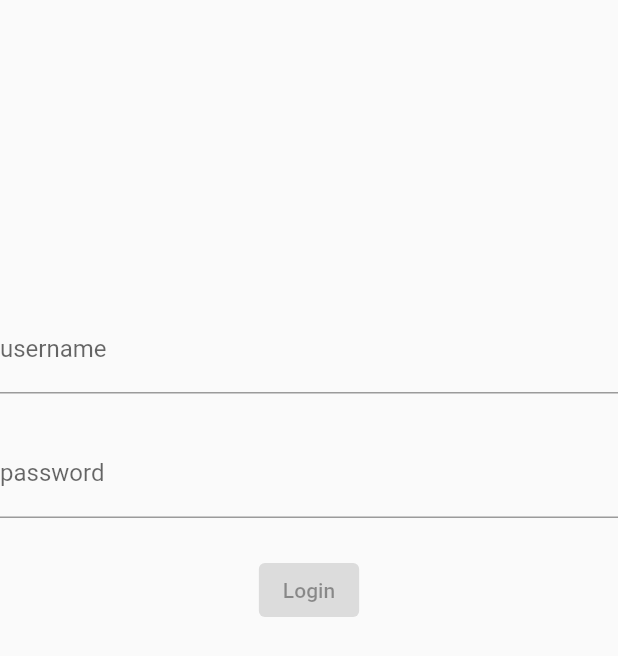
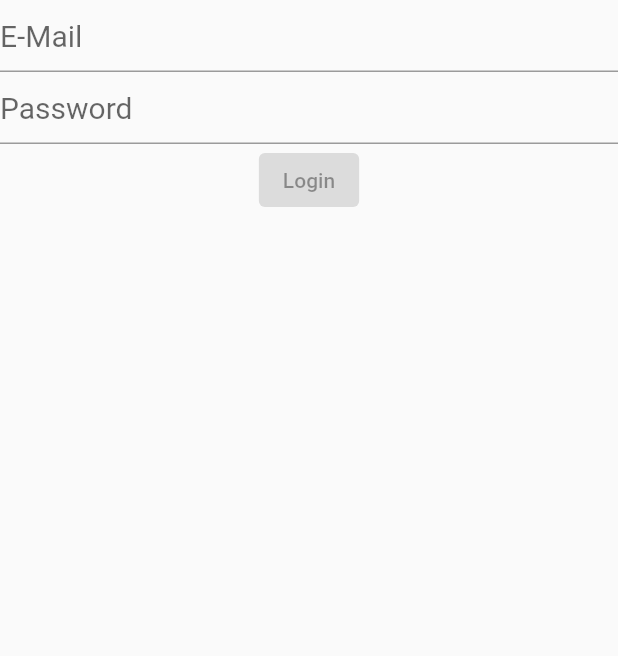
Before and after one commit to CPMoviePHil/wanin_interview_login, a Flutter app: the screen it shows after launch, on a phone screen of 412 x 824 dp. Shown: the top 656 px of the screen. Run offline on Flutter 3.47's test engine with Material 2 defaults, Android fonts, the phone set to English and light mode, and no system bars; our stand-ins replace bloc, equatable, flutter_bloc, formz, logger; accounts and stored records are empty.

Commit message:
微調整登入頁面

```diff
--- a/lib/l10n/intl_en.arb
+++ b/lib/l10n/intl_en.arb
@@ -1,5 +1,8 @@
 {
   "loginPageTitle": "Log In",
   "email": "E-Mail",
-  "password": "Password"
+  "invalidEmail": "Invalid E-Mail",
+  "password": "Password",
+  "invalidPassword": "Invalid Password",
+  "authenticationFailure": "Authentication Failure"
 }
--- a/lib/l10n/intl_zh_TW.arb
+++ b/lib/l10n/intl_zh_TW.arb
@@ -1,5 +1,8 @@
 {
   "loginPageTitle": "登入",
   "email": "電子信箱",
-  "password": "密碼"
+  "invalidEmail": "信箱格式錯誤",
+  "password": "密碼",
+  "invalidPassword": "密碼錯誤",
+  "authenticationFailure": "認證失敗"
 }
--- a/lib/screens/login.dart
+++ b/lib/screens/login.dart
@@ -15,6 +15,7 @@ class LoginPage extends StatelessWidget {
       builder: (_) => const LoginPage(),
     );
   }
+
   @override
   Widget build(BuildContext context) {
     return Scaffold(
--- a/lib/screens/not_found.dart
+++ b/lib/screens/not_found.dart
@@ -1,4 +1,3 @@
-import 'package:flutter/cupertino.dart';
 import 'package:flutter/material.dart';
 
 class NotFoundPage extends StatelessWidget {
--- a/lib/templates/login_form.dart
+++ b/lib/templates/login_form.dart
@@ -2,74 +2,69 @@ import 'package:flutter/material.dart';
 import 'package:flutter_bloc/flutter_bloc.dart';
 import 'package:formz/formz.dart';
 import 'package:wanin_interview_login/blocs/blocs.dart';
+import 'package:wanin_interview_login/generated/l10n.dart';
+import 'package:wanin_interview_login/utils/utils.dart';
 
 class LoginForm extends StatelessWidget {
 
-  const LoginForm({Key? key}) : super(key: key);
+  const LoginForm ({
+    Key? key
+  }) : super(key: key);
 
   @override
   Widget build(BuildContext context) {
     return BlocListener<LoginBloc, LoginState>(
       listener: (context, state) {
         if (state.status.isSubmissionFailure) {
-          ScaffoldMessenger.of(context)
-            ..hideCurrentSnackBar()
-            ..showSnackBar(
-              const SnackBar(content: Text('Authentication Failure')),
+          final messenger = SnackBarHelper.init(context: context);
+          messenger.showSnackBar(
+            message: S.of(context).authenticationFailure,
           );
         }
       },
-      child: Align(
-        alignment: const Alignment(0, -1 / 3),
       child: Column(
         mainAxisSize: MainAxisSize.min,
         children: [
-            _UsernameInput(),
-            const Padding(padding: EdgeInsets.all(12)),
-            _PasswordInput(),
-            const Padding(padding: EdgeInsets.all(12)),
+          _Email(),
+          _Password(),
           _LoginButton(),
         ],
-        ),
       ),
     );
   }
 }
 
-class _UsernameInput extends StatelessWidget {
+class _Email extends StatelessWidget {
   @override
   Widget build(BuildContext context) {
     return BlocBuilder<LoginBloc, LoginState>(
       buildWhen: (previous, current) => previous.email != current.email,
       builder: (context, state) {
-        return TextField(
-          key: const Key('loginForm_usernameInput_textField'),
-          onChanged: (email) => context.read<LoginBloc>().add(LoginEmailChanged(email)),
-          decoration: InputDecoration(
-            labelText: 'username',
-            errorText: state.email.invalid ? 'invalid username' : null,
+        return WidgetsHelper.appTextFormField(
+          context: context,
+          onChange: (email) => context.read<LoginBloc>().add(
+            LoginEmailChanged(email),
           ),
+          hintMessage: S.of(context).email,
+          errorMessage: state.email.invalid ? S.of(context).invalidEmail : null,
         );
       },
     );
   }
 }
 
-class _PasswordInput extends StatelessWidget {
+class _Password extends StatelessWidget {
   @override
   Widget build(BuildContext context) {
     return BlocBuilder<LoginBloc, LoginState>(
       buildWhen: (previous, current) => previous.password != current.password,
       builder: (context, state) {
-        return TextField(
-          key: const Key('loginForm_passwordInput_textField'),
-          onChanged: (password) =>
-              context.read<LoginBloc>().add(LoginPasswordChanged(password)),
-          obscureText: true,
-          decoration: InputDecoration(
-            labelText: 'password',
-            errorText: state.password.invalid ? 'invalid password' : null,
-          ),
+        return WidgetsHelper.appTextFormField(
+          context: context,
+          onChange: (password) => context.read<LoginBloc>().add(LoginPasswordChanged(password)),
+          obscure: true,
+          hintMessage: S.of(context).password,
+          errorMessage: state.password.invalid ? S.of(context).invalidPassword : null,
         );
       },
     );
--- /dev/null
+++ b/lib/utils/snackbar_helper.dart
@@ -0,0 +1,28 @@
+import 'package:flutter/material.dart';
+
+class SnackBarHelper {
+
+  final BuildContext context;
+  late final ScaffoldMessengerState _messenger;
+
+  SnackBarHelper.init({
+    required this.context,
+  }) {
+    _messenger = ScaffoldMessenger.of(context);
+  }
+
+  void showSnackBar ({
+    required String message,
+  }) {
+    hideSnackBar();
+    _messenger.showSnackBar(
+      SnackBar(
+        content: Text(message),
+      ),
+    );
+  }
+
+  void hideSnackBar() {
+    _messenger.hideCurrentSnackBar();
+  }
+}
--- a/lib/utils/utils.dart
+++ b/lib/utils/utils.dart
@@ -1,3 +1,4 @@
 export 'log_helper.dart';
 export 'navigation_helper.dart';
 export 'widgets_helper.dart';
+export 'snackbar_helper.dart';
--- a/lib/utils/widgets_helper.dart
+++ b/lib/utils/widgets_helper.dart
@@ -117,15 +117,16 @@ class WidgetsHelper {
   }
 
   static TextFormField appTextFormField ({
-    required BuildContext context,
-    required TextEditingController controller,
     bool enableSuggestions = false,
     bool obscure = false,
-    required TextFormFieldOnChange? onChange,
-    required InputDecoration decoration,
+    required BuildContext context,
+    TextFormFieldOnChange? onChange,
+    TextEditingController? controller,
     WidgetSize? size,
     int? maxLines,
     Color? fontColor,
+    String? errorMessage,
+    String? hintMessage,
   }) {
     fontColor ??= Theme.of(context).highlightColor;
     maxLines ??= 1;
@@ -138,7 +139,10 @@ class WidgetsHelper {
       onChanged: onChange,
       obscureText: obscure,
       enableSuggestions: enableSuggestions,
-      decoration: decoration,
+      decoration: _textFieldDecoration(
+        hintMessage: hintMessage,
+        errorMessage: errorMessage,
+      ),
       maxLines: maxLines,
     );
   }
@@ -165,6 +169,16 @@ class WidgetsHelper {
     );
   }
 
+  static InputDecoration _textFieldDecoration ({
+    String? errorMessage,
+    String? hintMessage,
+  }) {
+    return InputDecoration(
+      hintText: hintMessage,
+      errorText: errorMessage,
+    );
+  }
+
   static double _size ({
     required WidgetSize? size,
   }) {
```
Also changed, not shown: lib/generated/intl/messages_en.dart, lib/generated/intl/messages_zh_TW.dart, lib/generated/l10n.dart. Lines whose indentation alone changed are shown as unchanged.
